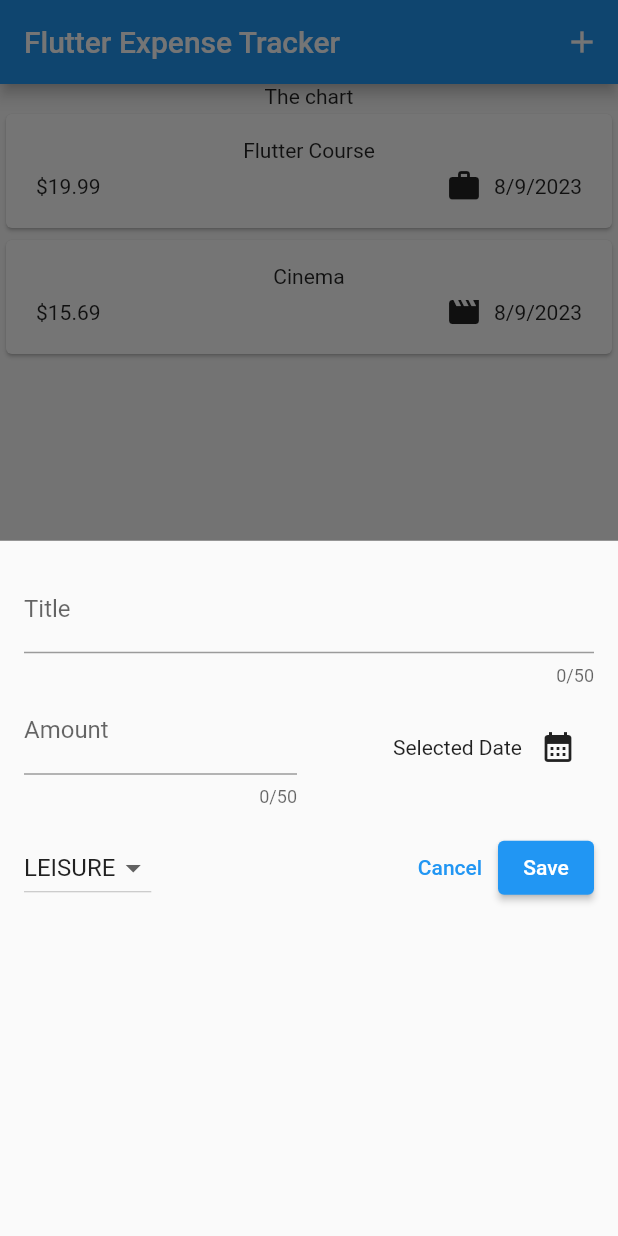
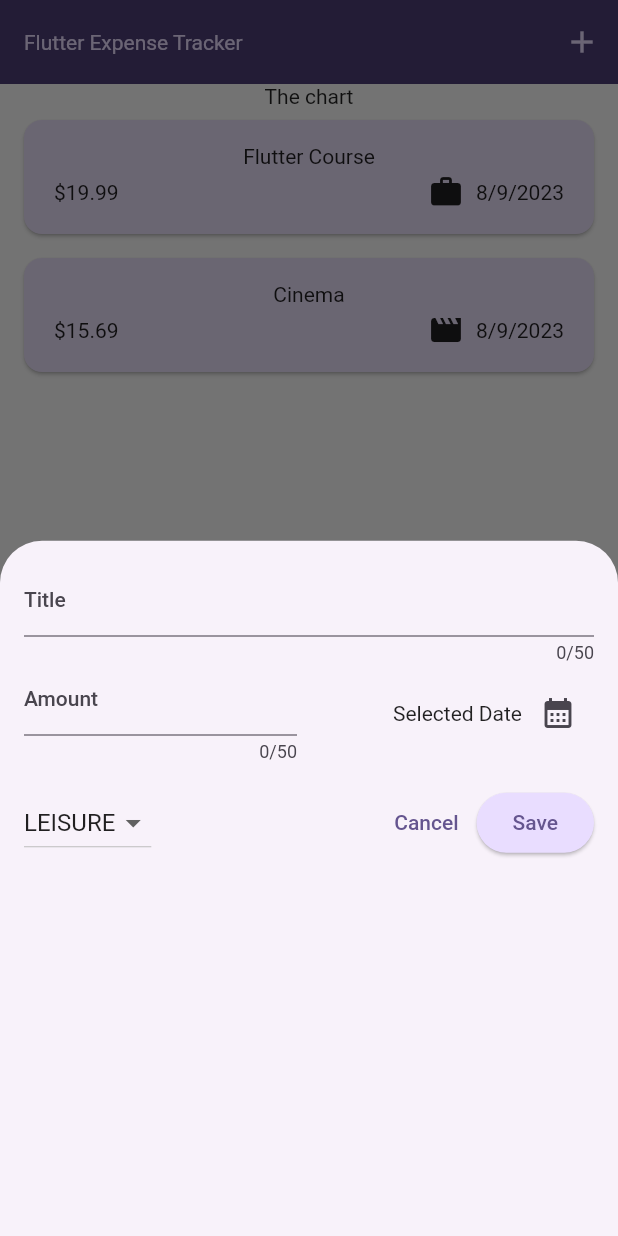
Before and after one commit to subrabala/Flutter-expense_tracker, a Flutter app: the screen it shows after launch, after a tap on the "add" icon, on a phone screen of 412 x 824 dp. Run offline on Flutter 3.47's test engine with Material 2 defaults, Android fonts, the phone set to English and light mode, and no system bars.

Commit message:
final-commit

```diff
--- a/lib/main.dart
+++ b/lib/main.dart
@@ -1,9 +1,36 @@
 import 'package:flutter/material.dart';
-
+import 'package:flutter/services.dart';
 import 'package:expense_tracker/widgets/expenses.dart';
 
+var kColorScheme =
+    ColorScheme.fromSeed(seedColor: const Color.fromARGB(255, 96, 59, 181));
 void main() {
-  runApp(
-    const MaterialApp(home: Expenses()),
-  );
+  WidgetsFlutterBinding.ensureInitialized();
+  SystemChrome.setPreferredOrientations([DeviceOrientation.portraitUp])
+      .then((fn) {
+    runApp(
+      MaterialApp(
+          theme: ThemeData().copyWith(
+            useMaterial3: true,
+            colorScheme: kColorScheme,
+            appBarTheme: const AppBarTheme().copyWith(
+                backgroundColor: kColorScheme.onPrimaryContainer,
+                foregroundColor: kColorScheme.primaryContainer),
+            cardTheme: const CardTheme().copyWith(
+                color: kColorScheme.secondaryContainer,
+                margin:
+                    const EdgeInsets.symmetric(horizontal: 16, vertical: 8)),
+            elevatedButtonTheme: ElevatedButtonThemeData(
+                style: ElevatedButton.styleFrom(
+              backgroundColor: kColorScheme.primaryContainer,
+            )),
+            textTheme: ThemeData().textTheme.copyWith(
+                titleLarge: TextStyle(
+                    fontWeight: FontWeight.normal,
+                    color: kColorScheme.onSecondaryContainer,
+                    fontSize: 14)),
+          ),
+          home: const Expenses()),
+    );
+  });
 }
```
Also changed, not shown: lib/models/expense.dart (+23 -0 lines).
